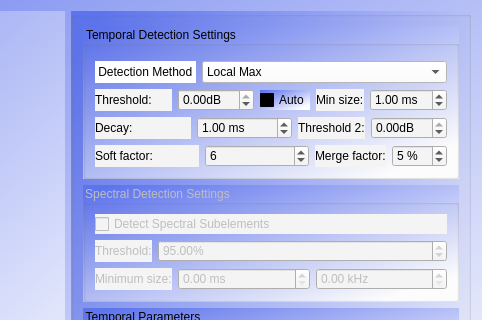
The window that Graphic_Interface/UI Files/ui_elemDetectSettings.ui (ECMora/SoundLab) describes before a commit, drawn with Qt 5; both pictures show x 618 to 1100 and y 0 to 320 of the 1100 by 664 pixel window.
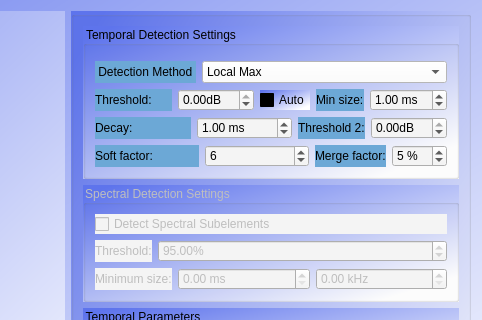
The same window after the commit. Custom widgets are drawn as their Qt base class.

```diff
--- a/Graphic_Interface/UI Files/ui_elemDetectSettings.ui
+++ b/Graphic_Interface/UI Files/ui_elemDetectSettings.ui
@@ -402,7 +402,7 @@
          <item row="1" column="0">
           <widget class="QLabel" name="label">
            <property name="styleSheet">
-            <string notr="true">background-color: rgb(255, 255, 255);</string>
+            <string notr="true">background-color: rgb(108, 168, 214);</string>
            </property>
            <property name="text">
             <string> Detection Method </string>
@@ -475,7 +475,7 @@
               <string>&lt;html&gt;&lt;head/&gt;&lt;body&gt;&lt;p&gt;The elements above detection threshold&lt;/p&gt;&lt;/body&gt;&lt;/html&gt;</string>
              </property>
              <property name="styleSheet">
-              <string notr="true">background-color: rgb(244, 244, 244);</string>
+              <string notr="true">background-color: rgb(108, 168, 214);</string>
              </property>
              <property name="text">
               <string>Threshold:</string>
@@ -525,7 +525,7 @@
                 <string>&lt;html&gt;&lt;head/&gt;&lt;body&gt;&lt;p&gt;Element minimum size &lt;/p&gt;&lt;/body&gt;&lt;/html&gt;</string>
                </property>
                <property name="styleSheet">
-                <string notr="true">background-color: rgb(244, 244, 244);</string>
+                <string notr="true">background-color: rgb(108, 168, 214);</string>
                </property>
                <property name="text">
                 <string>Min size:</string>
@@ -560,7 +560,7 @@
               <string>&lt;html&gt;&lt;head/&gt;&lt;body&gt;&lt;p&gt;Jump to prevent locals falls of signal. Noiser signal bigger decay&lt;/p&gt;&lt;/body&gt;&lt;/html&gt;</string>
              </property>
              <property name="styleSheet">
-              <string notr="true">background-color: rgb(244, 244, 244);</string>
+              <string notr="true">background-color: rgb(108, 168, 214);</string>
              </property>
              <property name="text">
               <string>Decay:</string>
@@ -594,7 +594,7 @@
                 <string>&lt;html&gt;&lt;head/&gt;&lt;body&gt;&lt;p&gt;The elements above second trheshold and with a piece above detection threshold&lt;/p&gt;&lt;/body&gt;&lt;/html&gt;</string>
                </property>
                <property name="styleSheet">
-                <string notr="true">background-color: rgb(244, 244, 244);</string>
+                <string notr="true">background-color: rgb(108, 168, 214);</string>
                </property>
                <property name="text">
                 <string>Threshold 2:</string>
@@ -632,7 +632,7 @@
            <item>
             <widget class="QLabel" name="label_5">
              <property name="styleSheet">
-              <string notr="true">background-color: rgb(244, 244, 244);</string>
+              <string notr="true">background-color: rgb(108, 168, 214);</string>
              </property>
              <property name="text">
               <string>Soft factor:</string>
@@ -666,7 +666,7 @@
                 <string>&lt;html&gt;&lt;head/&gt;&lt;body&gt;&lt;p&gt;Merge elements closer than this factor&lt;/p&gt;&lt;/body&gt;&lt;/html&gt;</string>
                </property>
                <property name="styleSheet">
-                <string notr="true">background-color: rgb(244, 244, 244);</string>
+                <string notr="true">background-color: rgb(108, 168, 214);</string>
                </property>
                <property name="text">
                 <string>Merge factor:</string>
```
